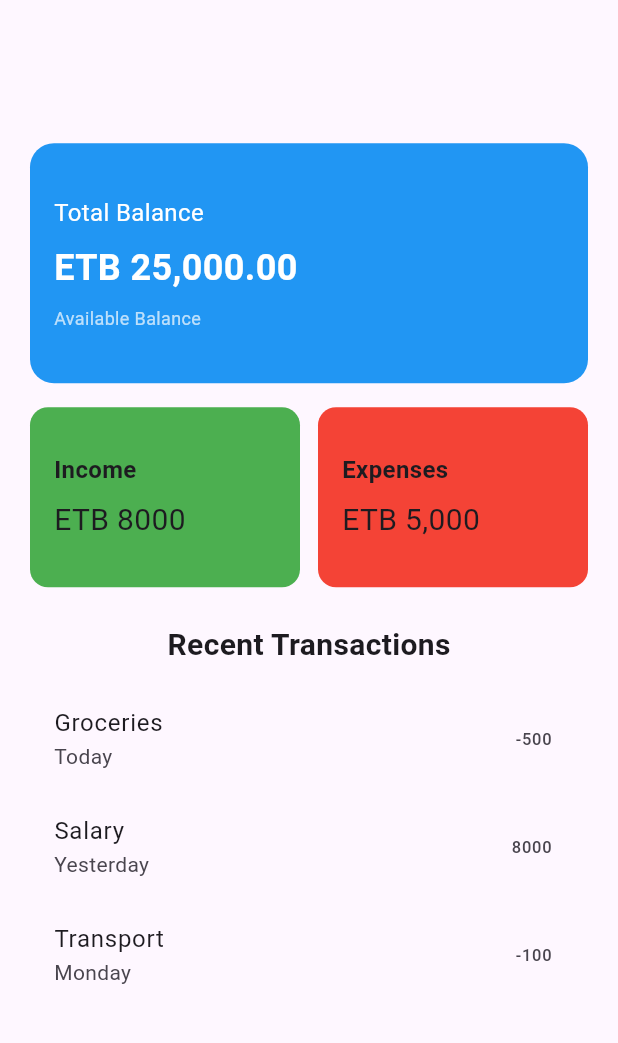
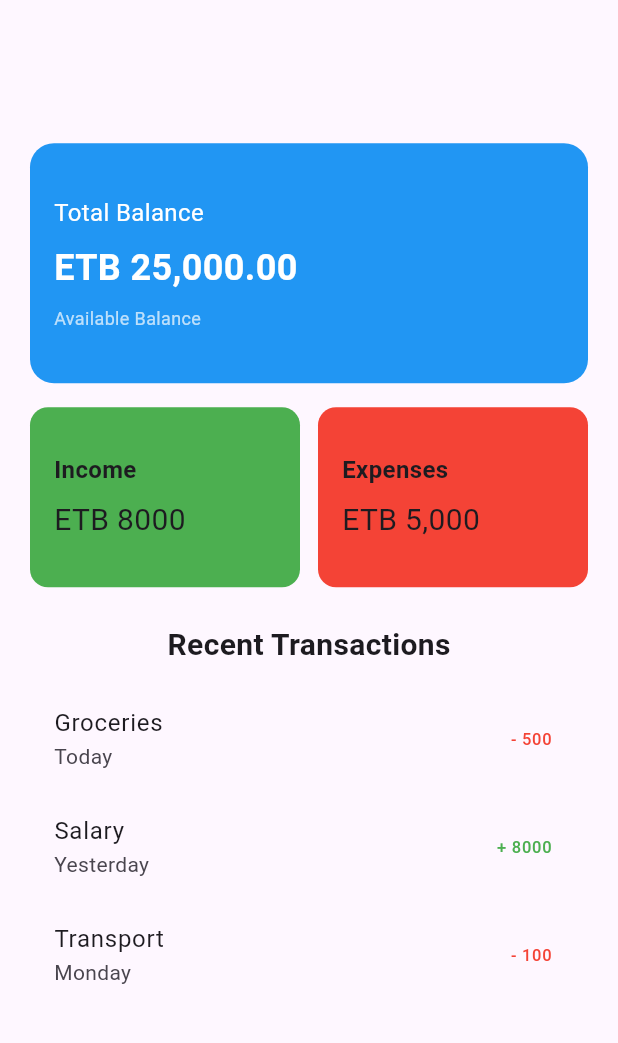
Before and after one commit to kalebbirhanu/fintracker, a Flutter app: the screen it shows after launch, on a phone screen of 412 x 824 dp, the part 84-1127 px from its top. Run offline on Flutter 3.47's test engine with Material 3 defaults, Android fonts, the phone set to English and light mode, and no system bars.

Commit message:
reusabel transaction

```diff
--- a/lib/main.dart
+++ b/lib/main.dart
@@ -52,11 +52,11 @@ class MyHomePage extends StatelessWidget {
     // This method is rerun every time setState is called, for instance as done
     // by the _incrementCounter method above.
 
-
-    final transactions = [{
+    final transactions = [
+      {
         'title': 'Groceries',
         'date': 'Today',
-      'amount': -500,
+        'amount': 500,
         'isIncome': false,
       },
 
@@ -70,25 +70,25 @@ class MyHomePage extends StatelessWidget {
       {
         'title': 'Transport',
         'date': 'Monday',
-      'amount': -100,
+        'amount': 100,
         'isIncome': false,
-    }
+      },
     ];
 
+    final transactionWidgets = List.generate(transactions.length, (index) {
+  final amount = transactions[index]['amount'] as int;
+        final amountText = transactions[index]['isIncome'] == true ? '+ ${amount.abs()}'.toString() : '- ${amount.abs()}';
+      return ListTile(
+        title: Text(transactions[index]['title'].toString()),
+        subtitle: Text(transactions[index]['date'].toString()),
+        trailing: Text(amountText,
 
-
-    final transactionWidgets = List.generate(transactions.length, (index) {
-
-     return ListTile(title: Text(transactions[index]['title'].toString()),
-      subtitle: Text(transactions[index]['date'].toString()),
-      trailing: Text(transactions[index]['amount'].toString()));
-    }
-
-
-
-
-
+          style: TextStyle(
+            color: transactions[index]['isIncome'] == true ? Colors.green : Colors.red,
+          ),
+        ),
       );
+    });
 
     // The Flutter framework has been optimized to make rerunning build methods
     // fast, so that you can just rebuild anything that needs updating rather
```
Lines whose indentation alone changed are shown as unchanged.
